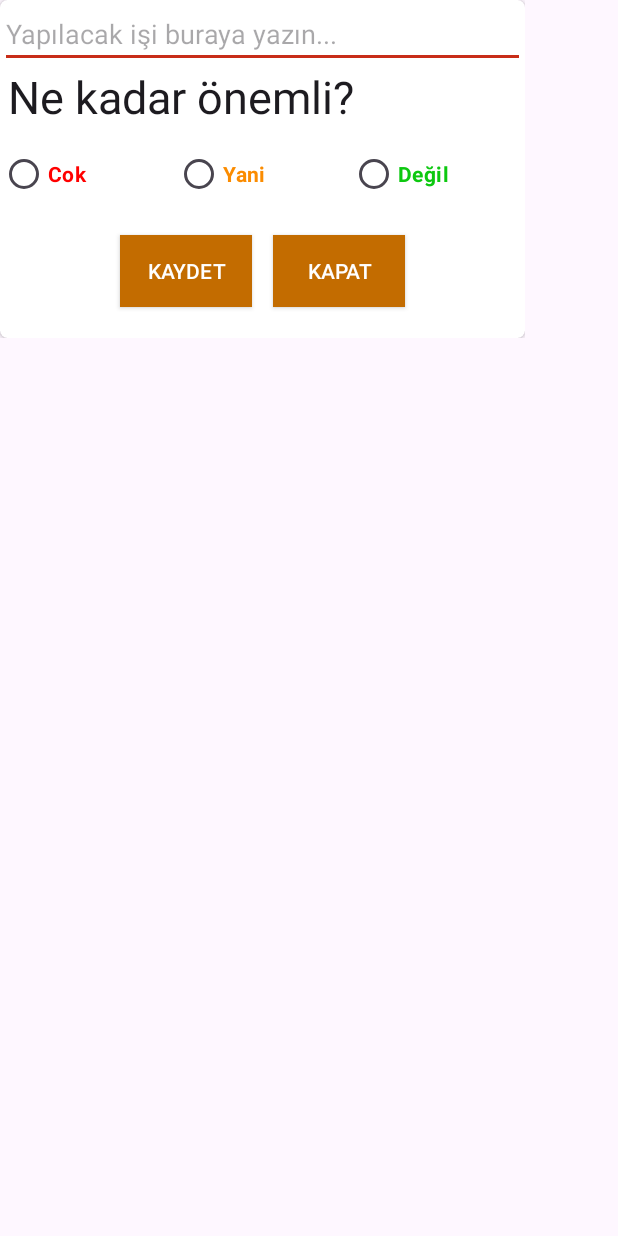
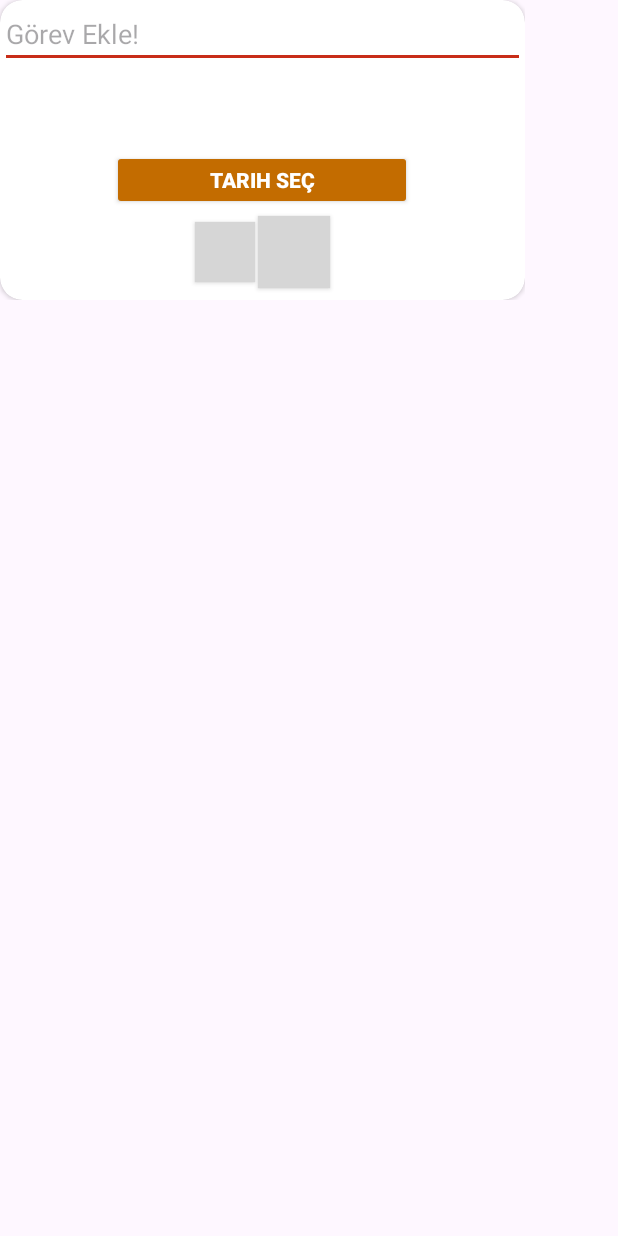
Before and after one commit to 0Baris/Stubee, an Android app: the fragment ToDooEkle shown on its own in the app's theme, on a phone screen of 412 x 824 dp. Run offline under Robolectric (Android 15) with nearby library versions, the phone set to English and light mode, and no system bars; grey boxes are pictures that could not be loaded.

Commit message:
To-Doo Pop-Up Design
Signed-off-by: Barış Cem Ant <baris.ant@ogr.gelisim.edu.tr>

```diff
--- a/app/build.gradle
+++ b/app/build.gradle
@@ -8,7 +8,7 @@ android {
 
     defaultConfig {
         applicationId "com.example.stubee"
-        minSdk 24
+        minSdk 27
         targetSdk 34
         versionCode 1
         versionName "1.0"
@@ -42,5 +42,6 @@ dependencies {
     implementation 'androidx.recyclerview:recyclerview:1.3.2'
     implementation 'com.google.android.material:material:1.11.0 '
     implementation 'androidx.cardview:cardview:1.0.0'
+    implementation 'androidx.compose.material3:material3:1.2.0-alpha02'
 
 }
--- a/app/src/main/java/com/example/stubee/ToDooEkle.java
+++ b/app/src/main/java/com/example/stubee/ToDooEkle.java
@@ -1,20 +1,40 @@
 package com.example.stubee;
 
+import android.annotation.SuppressLint;
+import android.app.DatePickerDialog;
+import android.icu.util.Calendar;
 import android.os.Bundle;
 
+import androidx.appcompat.widget.AppCompatButton;
+import androidx.cardview.widget.CardView;
 import androidx.fragment.app.Fragment;
 
 import android.view.LayoutInflater;
 import android.view.View;
 import android.view.ViewGroup;
+import android.widget.DatePicker;
+import android.widget.PopupWindow;
+import android.widget.TextView;
 
 
 public class ToDooEkle extends Fragment {
 
+    Calendar gününtakvimi = Calendar.getInstance();
+    private int takYıl = gününtakvimi.get(Calendar.YEAR);
+    private int takAy = gününtakvimi.get(Calendar.MONTH);
+    private int takGun = gününtakvimi.get(Calendar.DAY_OF_MONTH);
+    CardView todoo_cardview;
+    TextView tarihyazi;
+
     @Override
     public View onCreateView(LayoutInflater inflater, ViewGroup container,
                              Bundle savedInstanceState) {
-        // Inflate the layout for this fragment
+        View view4 = inflater.inflate(R.layout.fragment_todooekle, container, false);
+
+
+
         return inflater.inflate(R.layout.fragment_todooekle, container, false);
     }
+
+
 }
--- a/app/src/main/java/com/example/stubee/ToDooFragment.java
+++ b/app/src/main/java/com/example/stubee/ToDooFragment.java
@@ -1,18 +1,20 @@
 package com.example.stubee;
 
+import android.app.DatePickerDialog;
+import android.icu.util.Calendar;
 import android.os.Bundle;
 
-import androidx.appcompat.widget.AppCompatButton;
 import androidx.cardview.widget.CardView;
 import androidx.fragment.app.Fragment;
 
-import android.util.DisplayMetrics;
 import android.view.Gravity;
 import android.view.LayoutInflater;
 import android.view.View;
 import android.view.ViewGroup;
 import android.widget.Button;
+import android.widget.DatePicker;
 import android.widget.PopupWindow;
+import android.widget.TextView;
 
 import com.google.android.material.floatingactionbutton.FloatingActionButton;
 
@@ -20,7 +22,12 @@ public class ToDooFragment extends Fragment {
 
     FloatingActionButton todoo_button;
     CardView todoo_cardview;
-
+    TextView tarihyazi;
+    boolean todoo_durum = false;
+    Calendar gününtakvimi = Calendar.getInstance();
+    private int takyil = gününtakvimi.get(Calendar.YEAR);
+    private int takAy = gününtakvimi.get(Calendar.MONTH);
+    private int takGun = gününtakvimi.get(Calendar.DAY_OF_MONTH);
 
     @Override
     public View onCreateView(LayoutInflater inflater, ViewGroup container, Bundle savedInstanceState) {
@@ -46,17 +53,41 @@ public class ToDooFragment extends Fragment {
     public void popUpGoster(View anchorView){
         LayoutInflater layoutInflater = LayoutInflater.from(getContext());
         View popupView = layoutInflater.inflate(R.layout.fragment_todooekle, null);
+        todoo_durum = false;
+        PopupWindow todoo_popup = new PopupWindow(popupView, ViewGroup.LayoutParams.MATCH_PARENT , ViewGroup.LayoutParams.WRAP_CONTENT);
+        todoo_popup.setFocusable(true);
 
-        PopupWindow todoo_popup = new PopupWindow(popupView, ViewGroup.LayoutParams.MATCH_PARENT , ViewGroup.LayoutParams.WRAP_CONTENT);
+        if  (todoo_durum == false){
+            todoo_durum = true;
 
             todoo_popup.showAtLocation(anchorView, Gravity.CENTER,0,0);
-        todoo_popup.setFocusable(true);
+
+            TextView tarihtext = popupView.findViewById(R.id.todoo_tarihtext);
+            tarihtext.setText(takGun+"."+takAy+"."+ takyil);
+
+            Button tarihb = popupView.findViewById(R.id.todoo_tarihbutton);
+            tarihb.setOnClickListener(new View.OnClickListener() {
+                @Override
+                public void onClick(View v) {
+                    DatePickerDialog datePickerDialog = new DatePickerDialog(getActivity(),R.style.DialogTheme, new DatePickerDialog.OnDateSetListener() {
+                        @Override
+                        public void onDateSet(DatePicker view, int yil, int ay, int gun) {
+
+                            tarihtext.setText(String.valueOf(gun)+"."+String.valueOf(ay)+"."+String.valueOf(yil));
+
+                        }
+                    }, takyil, takAy, takGun);
+
+                    datePickerDialog.show();
+                }
+            });
+
 
             Button to_kapat = popupView.findViewById(R.id.todoo_kapatbutton);
-
             to_kapat.setOnClickListener(new View.OnClickListener() {
                 @Override
                 public void onClick(View v) {
+                    todoo_durum = false;
                     todoo_popup.dismiss();
                 }
             });
@@ -66,12 +97,13 @@ public class ToDooFragment extends Fragment {
             to_kaydet.setOnClickListener(new View.OnClickListener() {
                 @Override
                 public void onClick(View v) {
-                todoo_popup.dismiss();
+                    todoo_durum = false;
+
                 }
             });
 
         }
 
-
+    }
 
 }
--- a/app/src/main/res/layout/fragment_todooekle.xml
+++ b/app/src/main/res/layout/fragment_todooekle.xml
@@ -3,15 +3,16 @@
     xmlns:app="http://schemas.android.com/apk/res-auto"
     xmlns:tools="http://schemas.android.com/tools"
     android:layout_width="350dp"
-    android:layout_height="225dp"
+    android:layout_height="200dp"
+
     >
 
     <androidx.cardview.widget.CardView
         android:id="@+id/todoo_cardview"
         android:layout_width="match_parent"
-        android:layout_height="225dp"
+        android:layout_height="200dp"
         android:background="#C26C00"
-        app:cardCornerRadius="5dp"
+        app:cardCornerRadius="15dp"
         tools:ignore="MissingConstraints">
 
         <EditText
@@ -19,101 +20,61 @@
             android:layout_width="match_parent"
             android:layout_height="wrap_content"
             android:gravity="start"
-            android:hint="Yapılacak işi buraya yazın..."
+            android:hint="Görev Ekle!"
             tools:ignore="MissingConstraints"
             >
         </EditText>
 
         <TextView
-            android:id="@+id/todoo_textview"
+            android:id="@+id/todoo_tarihtext"
             android:layout_width="wrap_content"
-            android:layout_height="48dp"
-            android:layout_marginTop="44dp"
-            android:layout_marginStart="5dp"
-            app:layout_constraintTop_toTopOf="parent"
-            tools:ignore="MissingConstraints"
-            tools:layout_editor_absoluteX="0dp"
-            android:text="Ne kadar önemli?"
-            android:textSize="30sp"
-            style="@style/TextAppearance.AppCompat.Headline"
+            android:layout_height="wrap_content"
+            android:layout_marginVertical="50dp"
+            android:layout_gravity="center_horizontal"
+            android:text=""
+            android:textSize="35dp"
+            android:textColor="#C26C00"
             >
         </TextView>
 
-        <RadioGroup
-            android:id="@+id/todoo_radio"
-            android:layout_width="match_parent"
-            android:layout_height="48dp"
-            android:layout_marginTop="92dp"
-            app:layout_constraintTop_toTopOf="parent"
-            tools:ignore="MissingConstraints"
-            tools:layout_editor_absoluteX="0dp"
-            android:orientation="horizontal"
-            android:weightSum="3">
+        <androidx.appcompat.widget.AppCompatButton
+            android:id="@+id/todoo_tarihbutton"
+            android:layout_width="200dp"
+            android:layout_height="40dp"
+            android:layout_gravity="center_horizontal"
+            android:layout_marginVertical="100dp"
+            android:backgroundTint="#C36C00"
+            android:text="@string/todoo_tarih"
+            android:textStyle="bold"
+            android:textColor="@color/white"
+            >
 
-            <RadioButton
-                android:id="@+id/dairebutton1"
-                android:layout_width="0dp"
-                android:layout_height="match_parent"
-                android:layout_weight="1"
-                android:checked="false"
-                android:text="Cok"
-                android:textColor="#FF0000"
-                android:textStyle="bold">
-            </RadioButton>
-
-            <RadioButton
-                android:id="@+id/dairebutton2"
-                android:layout_width="0dp"
-                android:layout_height="match_parent"
-                android:layout_weight="1"
-                android:checked="false"
-                android:text="Yani"
-                android:textColor="#FB8C01"
-                android:textStyle="bold">
-            </RadioButton>
-
-            <RadioButton
-                android:id="@+id/dairebutton3"
-                android:layout_width="0dp"
-                android:layout_height="match_parent"
-                android:layout_weight="1"
-                android:checked="false"
-                android:text="Değil"
-                android:textColor="#0DC810"
-                android:textStyle="bold">
-            </RadioButton>
-
-
-        </RadioGroup>
+        </androidx.appcompat.widget.AppCompatButton>
 
         <androidx.appcompat.widget.AppCompatButton
             android:id="@+id/todoo_kaydetbutton"
-            android:layout_width="wrap_content"
-            android:layout_height="wrap_content"
+            android:layout_width="40dp"
+            android:layout_height="40dp"
             android:layout_gravity="center|left"
-            android:layout_marginStart="80dp"
+            android:layout_marginStart="130dp"
             android:layout_marginTop="68dp"
-            android:background="#C36C00"
-            android:text="@string/kaydet"
-            android:textColor="@color/white"
-            tools:ignore="HardcodedText">
+            android:background="@drawable/savebutton"
+            tools:ignore="HardcodedText"
+            >
 
         </androidx.appcompat.widget.AppCompatButton>
 
         <androidx.appcompat.widget.AppCompatButton
             android:id="@+id/todoo_kapatbutton"
-            android:layout_width="wrap_content"
-            android:layout_height="wrap_content"
+            android:layout_width="48dp"
+            android:layout_height="48dp"
             android:layout_gravity="center|right"
-            android:text="@string/kapat"
-            android:textColor="@color/white"
-            android:background="#C36C00"
-            android:layout_marginEnd="80dp"
+            android:background="@drawable/closebutton"
+            android:layout_marginEnd="130dp"
             android:layout_marginTop="68dp"
             tools:ignore="HardcodedText">
 
         </androidx.appcompat.widget.AppCompatButton>
 
-
     </androidx.cardview.widget.CardView>
 </androidx.constraintlayout.widget.ConstraintLayout>
--- a/app/src/main/res/values/strings.xml
+++ b/app/src/main/res/values/strings.xml
@@ -17,4 +17,6 @@
     <string name="düsük">Düşük</string>
     <string name="kapat">Kapat</string>
     <string name="kaydet">Kaydet</string>
+    <string name="todoo_tarih">Tarih Seç</string>
+    <string name="secilen_tarih">"Seçilen Tarih: "</string>
 </resources>
--- a/app/src/main/res/values/themes.xml
+++ b/app/src/main/res/values/themes.xml
@@ -1,6 +1,6 @@
 <resources xmlns:tools="http://schemas.android.com/tools">
     <!-- Base application theme. -->
-    <style name="Base.Theme.Stubee" parent="Theme.Material3.DayNight.NoActionBar">
+        <style name="Base.Theme.Stubee" parent="Theme.Material3.DayNight.NoActionBar">
         <!-- Customize your light theme here. -->
         <!-- <item name="colorPrimary">@color/my_light_primary</item> -->
         <item name="colorPrimary">#925100</item>
@@ -17,4 +17,9 @@
     </style>
 
     <style name="Theme.Stubee" parent="Base.Theme.Stubee" />
+
+    <style name="DialogTheme" parent="Theme.AppCompat.Light.Dialog">
+        <item name="colorAccent">#C36C00</item>
+    </style>
+
 </resources>
```
Lines whose indentation alone changed are shown as unchanged.
